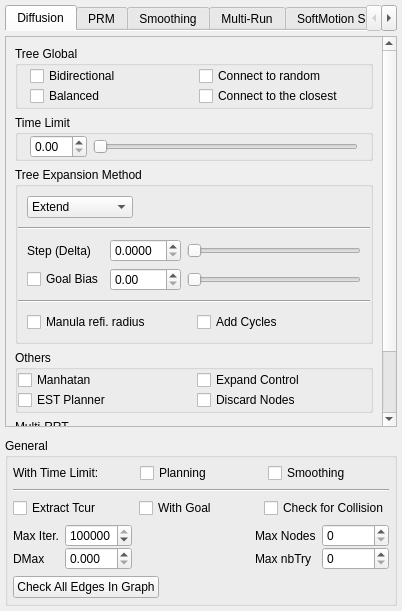
jmainpri/move3d-studio, file src/move3d-qt-gui-libs/src/qtMainInterface/sideWidgets/qtMotionPlanner.ui: the form before one commit.
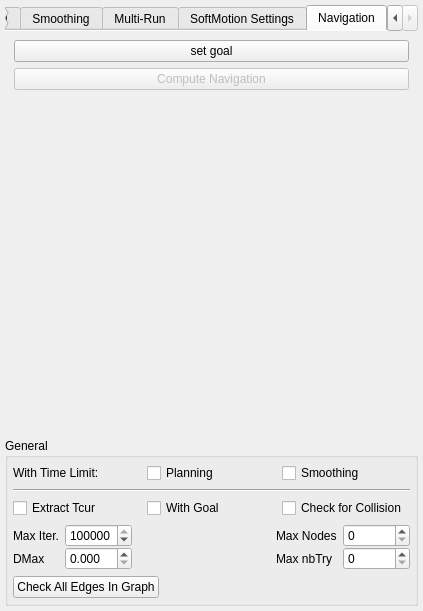
The form after the commit.

Commit message: [move3d-studio] Adding a gui for using navigation

```diff
--- a/src/move3d-qt-gui-libs/src/qtMainInterface/sideWidgets/qtMotionPlanner.ui
+++ b/src/move3d-qt-gui-libs/src/qtMainInterface/sideWidgets/qtMotionPlanner.ui
@@ -6,7 +6,7 @@
    <rect>
     <x>0</x>
     <y>0</y>
-    <width>402</width>
+    <width>423</width>
     <height>611</height>
    </rect>
   </property>
@@ -26,7 +26,7 @@
       </size>
      </property>
      <property name="currentIndex">
-      <number>0</number>
+      <number>5</number>
      </property>
      <property name="documentMode">
       <bool>true</bool>
@@ -61,8 +61,8 @@
            <rect>
             <x>0</x>
             <y>0</y>
-            <width>375</width>
-            <height>455</height>
+            <width>395</width>
+            <height>479</height>
            </rect>
           </property>
           <layout class="QVBoxLayout" name="verticalLayout">
@@ -1534,6 +1534,46 @@
        </item>
       </layout>
      </widget>
+     <widget class="QWidget" name="Navigation">
+      <attribute name="title">
+       <string>Navigation</string>
+      </attribute>
+      <layout class="QVBoxLayout" name="verticalLayout_4">
+       <item>
+        <widget class="QPushButton" name="pushButtonSetGoal">
+         <property name="text">
+          <string>set goal</string>
+         </property>
+         <property name="checkable">
+          <bool>true</bool>
+         </property>
+        </widget>
+       </item>
+       <item>
+        <widget class="QPushButton" name="pushButtonComputeNavigation">
+         <property name="enabled">
+          <bool>false</bool>
+         </property>
+         <property name="text">
+          <string>Compute Navigation</string>
+         </property>
+        </widget>
+       </item>
+       <item>
+        <spacer name="verticalSpacer_2">
+         <property name="orientation">
+          <enum>Qt::Vertical</enum>
+         </property>
+         <property name="sizeHint" stdset="0">
+          <size>
+           <width>20</width>
+           <height>298</height>
+          </size>
+         </property>
+        </spacer>
+       </item>
+      </layout>
+     </widget>
     </widget>
    </item>
    <item>
```
Left out of the diff: 16 changed lines with no effect on the pictures. The commit also changes 3 other files.
